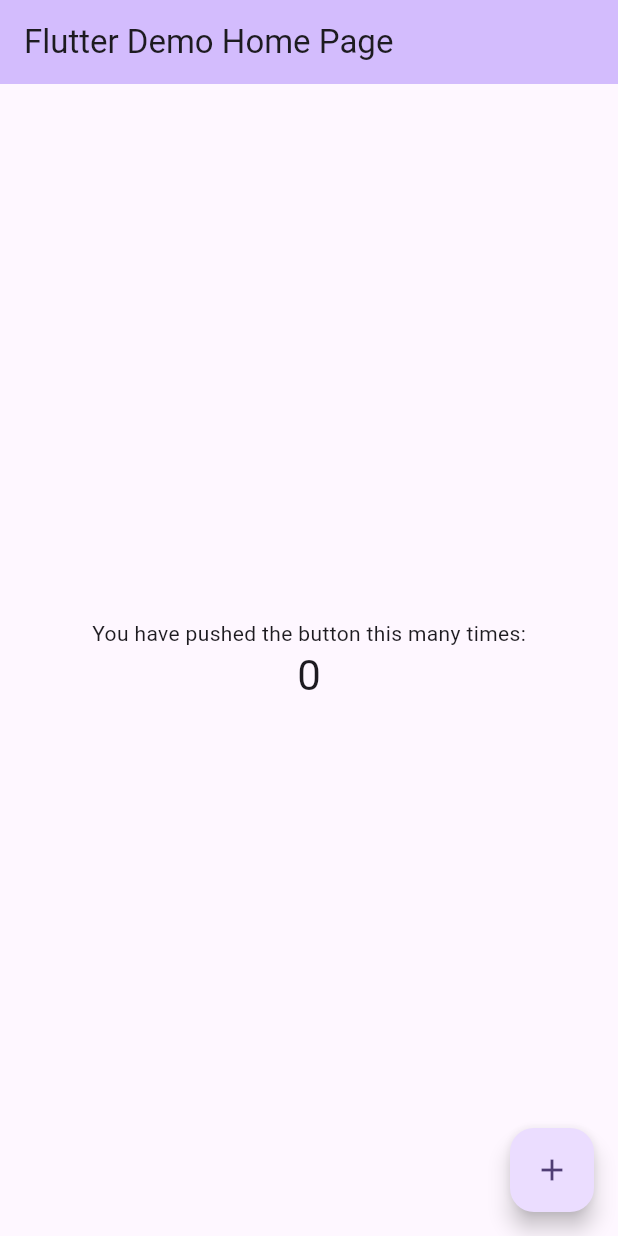
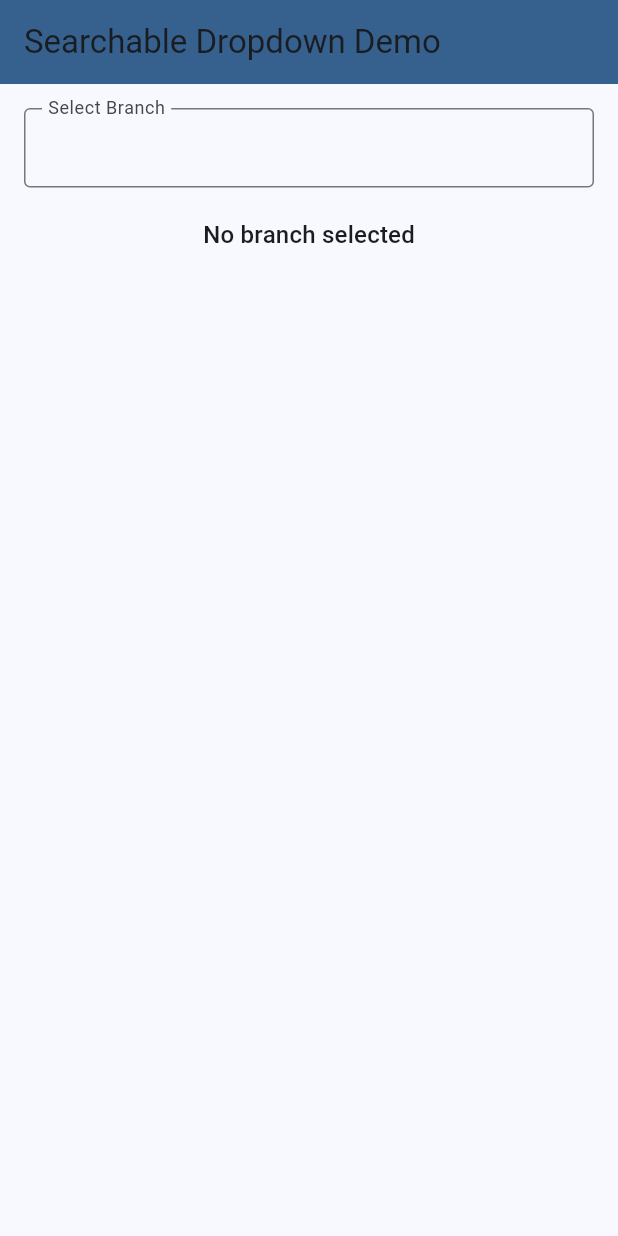
Before and after one commit to could-ai/0199062a-6fcf-7480-92d9-92b1619d8a63, a Flutter app: the screen it shows after launch, on a phone screen of 412 x 824 dp. Run offline on Flutter 3.47's test engine with Material 3 defaults, Android fonts, the phone set to English and light mode, and no system bars.

Commit message:
Created a new reusable SearchableDropdown widget in lib/widgets/searchable_dropdown.dart. This widget supports generic types and allows search filtering within a dialog, without relying on external packages. It takes items, a selectedValue, a label, and a function to convert items to string. When tapped, it opens an AlertDialog with a TextField to filter items and a ListView to display and select from the filtered results. Once an item is selected, onChanged is called with the result.; Replaced the default counter demo in lib/main.dart with a demonstration of the newly created SearchableDropdown. The changes include: - Imported the SearchableDropdown widget. - Defined a list of sample branchOptions. - Added a state variable selectedBranch. - Updated the Scaffold body to display the SearchableDropdown and a Text showing the currently selected branch. - Removed the counter and FloatingActionButton to focus on the dropdown functionality. This sets up a fully working searchable dropdown without any external dependencies.

```diff
--- a/usr/lib/main.dart
+++ b/usr/lib/main.dart
@@ -1,4 +1,5 @@
 import 'package:flutter/material.dart';
+import 'widgets/searchable_dropdown.dart';
 
 void main() {
   runApp(const MyApp());
@@ -7,47 +8,21 @@ void main() {
 class MyApp extends StatelessWidget {
   const MyApp({super.key});
 
-  // This widget is the root of your application.
   @override
   Widget build(BuildContext context) {
     return MaterialApp(
-      title: 'Flutter Demo',
+      title: 'Searchable Dropdown Demo',
       debugShowCheckedModeBanner: false,
       theme: ThemeData(
-        // This is the theme of your application.
-        //
-        // TRY THIS: Try running your application with "flutter run". You'll see
-        // the application has a purple toolbar. Then, without quitting the app,
-        // try changing the seedColor in the colorScheme below to Colors.green
-        // and then invoke "hot reload" (save your changes or press the "hot
-        // reload" button in a Flutter-supported IDE, or press "r" if you used
-        // the command line to start the app).
-        //
-        // Notice that the counter didn't reset back to zero; the application
-        // state is not lost during the reload. To reset the state, use hot
-        // restart instead.
-        //
-        // This works for code too, not just values: Most code changes can be
-        // tested with just a hot reload.
-        colorScheme: ColorScheme.fromSeed(seedColor: Colors.deepPurple),
+        colorScheme: ColorScheme.fromSeed(seedColor: Colors.blue),
       ),
-      home: const MyHomePage(title: 'Flutter Demo Home Page'),
+      home: const MyHomePage(title: 'Searchable Dropdown Demo'),
     );
   }
 }
 
 class MyHomePage extends StatefulWidget {
   const MyHomePage({super.key, required this.title});
-
-  // This widget is the home page of your application. It is stateful, meaning
-  // that it has a State object (defined below) that contains fields that affect
-  // how it looks.
-
-  // This class is the configuration for the state. It holds the values (in this
-  // case the title) provided by the parent (in this case the App widget) and
-  // used by the build method of the State. Fields in a Widget subclass are
-  // always marked "final".
-
   final String title;
 
   @override
@@ -55,66 +30,48 @@ class MyHomePage extends StatefulWidget {
 }
 
 class _MyHomePageState extends State<MyHomePage> {
-  int _counter = 0;
-
-  void _incrementCounter() {
-    setState(() {
-      // This call to setState tells the Flutter framework that something has
-      // changed in this State, which causes it to rerun the build method below
-      // so that the display can reflect the updated values. If we changed
-      // _counter without calling setState(), then the build method would not be
-      // called again, and so nothing would appear to happen.
-      _counter++;
-    });
-  }
+  final List<String> branchOptions = [
+    'Branch A',
+    'Branch B',
+    'Branch C',
+    'Branch D',
+    'Branch E',
+    'Branch F',
+  ];
+  String? selectedBranch;
 
   @override
   Widget build(BuildContext context) {
-    // This method is rerun every time setState is called, for instance as done
-    // by the _incrementCounter method above.
-    //
-    // The Flutter framework has been optimized to make rerunning build methods
-    // fast, so that you can just rebuild anything that needs updating rather
-    // than having to individually change instances of widgets.
     return Scaffold(
       appBar: AppBar(
-        // TRY THIS: Try changing the color here to a specific color (to
-        // Colors.amber, perhaps?) and trigger a hot reload to see the AppBar
-        // change color while the other colors stay the same.
-        backgroundColor: Theme.of(context).colorScheme.inversePrimary,
-        // Here we take the value from the MyHomePage object that was created by
-        // the App.build method, and use it to set our appbar title.
         title: Text(widget.title),
+        backgroundColor: Theme.of(context).colorScheme.primary,
       ),
-      body: Center(
-        // Center is a layout widget. It takes a single child and positions it
-        // in the middle of the parent.
+      body: Padding(
+        padding: const EdgeInsets.all(16.0),
         child: Column(
-          // Column is also a layout widget. It takes a list of children and
-          // arranges them vertically. By default, it sizes itself to fit its
-          // children horizontally, and tries to be as tall as its parent.
-          //
-          // Column has various properties to control how it sizes itself and
-          // how it positions its children. Here we use mainAxisAlignment to
-          // center the children vertically; the main axis here is the vertical
-          // axis because Columns are vertical (the cross axis would be
-          // horizontal).
-          //
-          // TRY THIS: Invoke "debug painting" (choose the "Toggle Debug Paint"
-          // action in the IDE, or press "p" in the console), to see the
-          // wireframe for each widget.
-          mainAxisAlignment: MainAxisAlignment.center,
-          children: <Widget>[
-            const Text('You have pushed the button this many times:'),
-            Text('$_counter', style: Theme.of(context).textTheme.headlineMedium),
+          children: [
+            SearchableDropdown<String>(
+              items: branchOptions,
+              label: 'Select Branch',
+              itemToString: (item) => item,
+              selectedValue: selectedBranch,
+              onChanged: (value) {
+                setState(() {
+                  selectedBranch = value;
+                });
+              },
+            ),
+            const SizedBox(height: 20),
+            Text(
+              selectedBranch != null
+                  ? 'Selected Branch: $selectedBranch'
+                  : 'No branch selected',
+              style: Theme.of(context).textTheme.titleMedium,
+            ),
           ],
         ),
       ),
-      floatingActionButton: FloatingActionButton(
-        onPressed: _incrementCounter,
-        tooltip: 'Increment',
-        child: const Icon(Icons.add),
-      ), // This trailing comma makes auto-formatting nicer for build methods.
     );
   }
 }
--- /dev/null
+++ b/usr/lib/widgets/searchable_dropdown.dart
@@ -0,0 +1,109 @@
+import 'package:flutter/material.dart';
+
+class SearchableDropdown<T> extends StatefulWidget {
+  final List<T> items;
+  final T? selectedValue;
+  final String label;
+  final String Function(T) itemToString;
+  final ValueChanged<T?> onChanged;
+
+  const SearchableDropdown({
+    Key? key,
+    required this.items,
+    required this.onChanged,
+    this.selectedValue,
+    required this.label,
+    required this.itemToString,
+  }) : super(key: key);
+
+  @override
+  State<SearchableDropdown<T>> createState() => _SearchableDropdownState<T>();
+}
+
+class _SearchableDropdownState<T> extends State<SearchableDropdown<T>> {
+  late List<T> filteredItems;
+
+  @override
+  void initState() {
+    super.initState();
+    filteredItems = widget.items;
+  }
+
+  void _openDropdown() async {
+    final result = await showDialog<T>(
+      context: context,
+      builder: (context) {
+        String searchQuery = '';
+        List<T> dialogFiltered = widget.items;
+        return StatefulBuilder(builder: (context, setState) {
+          return AlertDialog(
+            title: Text(widget.label),
+            content: Column(
+              mainAxisSize: MainAxisSize.min,
+              children: [
+                TextField(
+                  decoration: const InputDecoration(
+                    hintText: 'Search...',
+                  ),
+                  onChanged: (value) {
+                    setState(() {
+                      searchQuery = value.toLowerCase();
+                      dialogFiltered = widget.items
+                          .where((item) => widget
+                              .itemToString(item)
+                              .toLowerCase()
+                              .contains(searchQuery))
+                          .toList();
+                    });
+                  },
+                ),
+                const SizedBox(height: 8),
+                SizedBox(
+                  width: double.maxFinite,
+                  height: 200,
+                  child: dialogFiltered.isNotEmpty
+                      ? ListView.builder(
+                          itemCount: dialogFiltered.length,
+                          itemBuilder: (context, index) {
+                            final item = dialogFiltered[index];
+                            return ListTile(
+                              title: Text(widget.itemToString(item)),
+                              onTap: () {
+                                Navigator.of(context).pop(item);
+                              },
+                            );
+                          },
+                        )
+                      : const Center(child: Text('No items found')),
+                ),
+              ],
+            ),
+          );
+        });
+      },
+    );
+
+    if (result != null) {
+      widget.onChanged(result);
+    }
+  }
+
+  @override
+  Widget build(BuildContext context) {
+    return InkWell(
+      onTap: _openDropdown,
+      child: InputDecorator(
+        decoration: InputDecoration(
+          labelText: widget.label,
+          border: OutlineInputBorder(),
+        ),
+        child: Text(
+          widget.selectedValue != null
+              ? widget.itemToString(widget.selectedValue as T)
+              : '',
+          style: TextStyle(color: widget.selectedValue != null ? Colors.black : Colors.grey[600]),
+        ),
+      ),
+    );
+  }
+}
```
